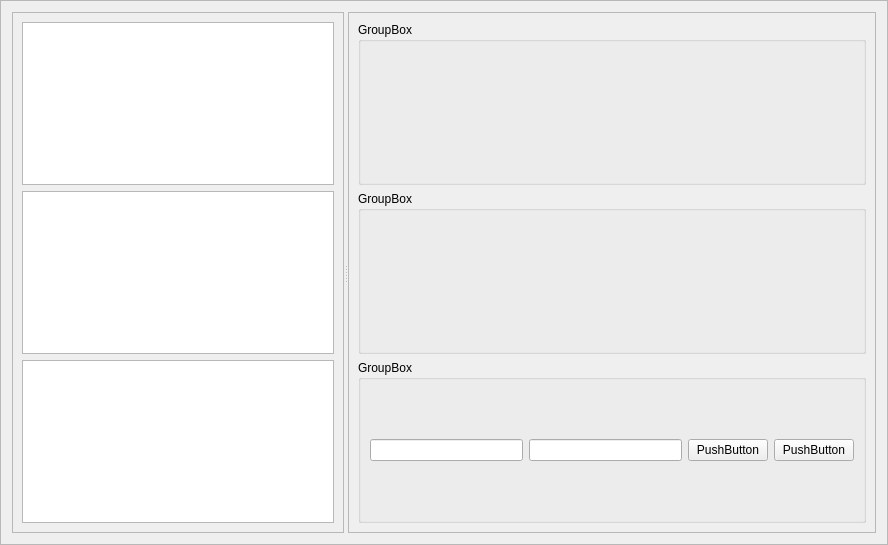
First picture: the form in slacx/slacxui/op_builder.ui, repository slaclab/paws, before the edit.
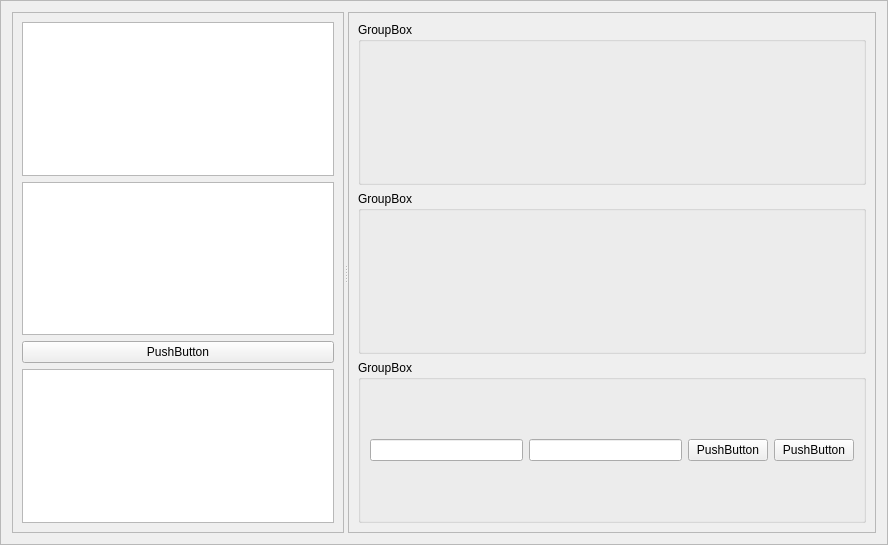
Second picture: the form after the edit.

Diff of the .ui file:
```diff
--- a/slacx/slacxui/op_builder.ui
+++ b/slacx/slacxui/op_builder.ui
@@ -39,6 +39,13 @@
        <item>
         <widget class="QTreeView" name="wf_selector"/>
        </item>
+       <item>
+        <widget class="QPushButton" name="rm_op_button">
+         <property name="text">
+          <string>PushButton</string>
+         </property>
+        </widget>
+       </item>
        <item>
         <widget class="QPlainTextEdit" name="op_info">
          <property name="readOnly">
```
